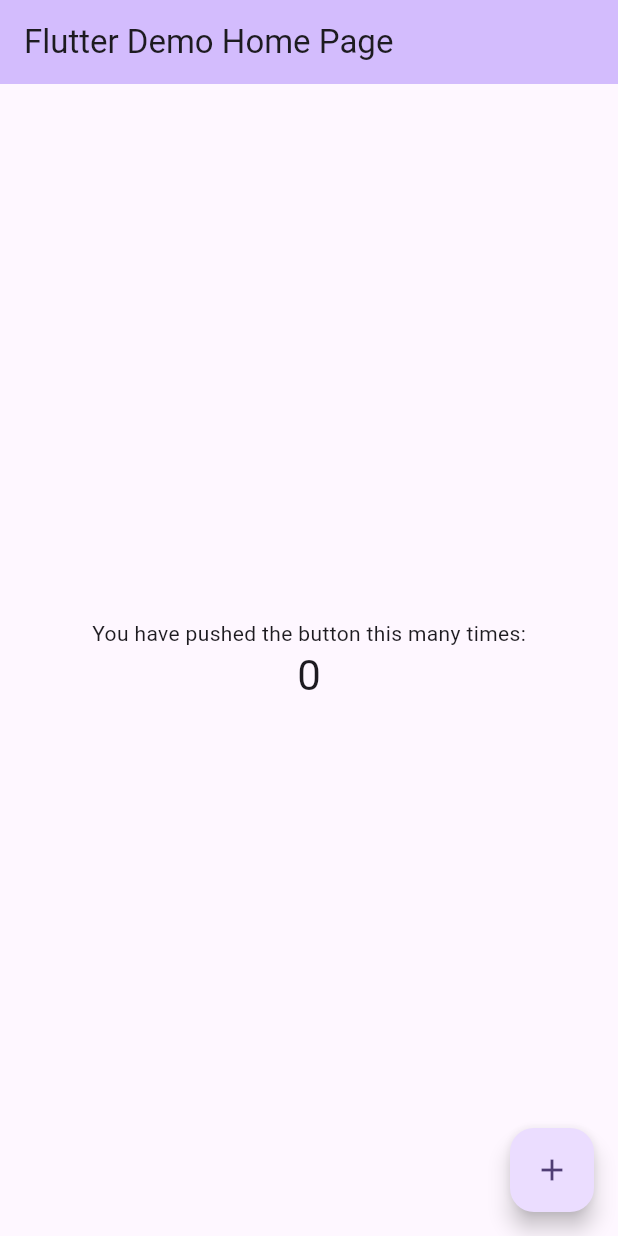
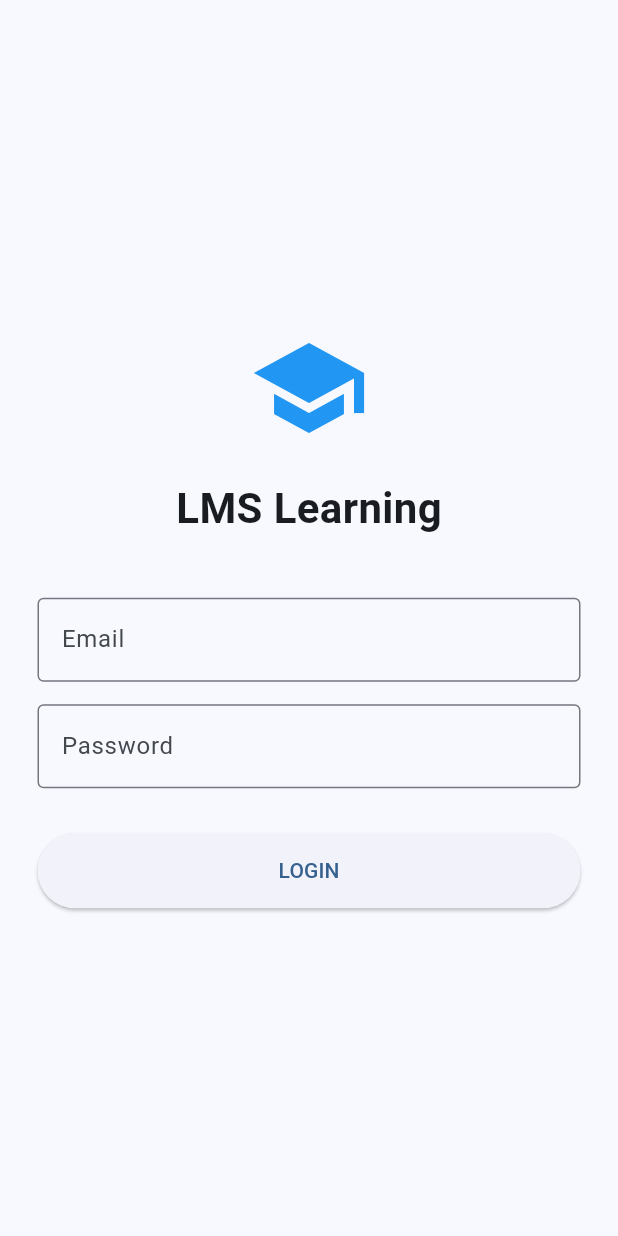
Before and after one commit to maulana-isbad-rofiqi/LSM, a Flutter app: the screen it shows after launch, on a phone screen of 412 x 824 dp. Run offline on Flutter 3.47's test engine with Material 3 defaults, Android fonts, the light colour scheme and no system bars.

Commit message:
Fix: Perbaikan import nama package lms_app dan struktur main

```diff
--- a/lib/main.dart
+++ b/lib/main.dart
@@ -1,122 +1,24 @@
 import 'package:flutter/material.dart';
+// Ganti 'lms_app' di bawah ini sesuai nama proyek yang kamu buat di terminal tadi
+import 'package:lms_app/screens/login_screen.dart';
 
 void main() {
-  runApp(const MyApp());
+  runApp(const LMSApp());
 }
 
-class MyApp extends StatelessWidget {
-  const MyApp({super.key});
+class LMSApp extends StatelessWidget {
+  const LMSApp({super.key});
 
-  // This widget is the root of your application.
   @override
   Widget build(BuildContext context) {
     return MaterialApp(
-      title: 'Flutter Demo',
+      title: 'LMS App',
+      debugShowCheckedModeBanner: false,
       theme: ThemeData(
-        // This is the theme of your application.
-        //
-        // TRY THIS: Try running your application with "flutter run". You'll see
-        // the application has a purple toolbar. Then, without quitting the app,
-        // try changing the seedColor in the colorScheme below to Colors.green
-        // and then invoke "hot reload" (save your changes or press the "hot
-        // reload" button in a Flutter-supported IDE, or press "r" if you used
-        // the command line to start the app).
-        //
-        // Notice that the counter didn't reset back to zero; the application
-        // state is not lost during the reload. To reset the state, use hot
-        // restart instead.
-        //
-        // This works for code too, not just values: Most code changes can be
-        // tested with just a hot reload.
-        colorScheme: .fromSeed(seedColor: Colors.deepPurple),
+        colorScheme: ColorScheme.fromSeed(seedColor: Colors.blue),
+        useMaterial3: true,
       ),
-      home: const MyHomePage(title: 'Flutter Demo Home Page'),
+      home: const LoginScreen(),
     );
   }
 }
-
-class MyHomePage extends StatefulWidget {
-  const MyHomePage({super.key, required this.title});
-
-  // This widget is the home page of your application. It is stateful, meaning
-  // that it has a State object (defined below) that contains fields that affect
-  // how it looks.
-
-  // This class is the configuration for the state. It holds the values (in this
-  // case the title) provided by the parent (in this case the App widget) and
-  // used by the build method of the State. Fields in a Widget subclass are
-  // always marked "final".
-
-  final String title;
-
-  @override
-  State<MyHomePage> createState() => _MyHomePageState();
-}
-
-class _MyHomePageState extends State<MyHomePage> {
-  int _counter = 0;
-
-  void _incrementCounter() {
-    setState(() {
-      // This call to setState tells the Flutter framework that something has
-      // changed in this State, which causes it to rerun the build method below
-      // so that the display can reflect the updated values. If we changed
-      // _counter without calling setState(), then the build method would not be
-      // called again, and so nothing would appear to happen.
-      _counter++;
-    });
-  }
-
-  @override
-  Widget build(BuildContext context) {
-    // This method is rerun every time setState is called, for instance as done
-    // by the _incrementCounter method above.
-    //
-    // The Flutter framework has been optimized to make rerunning build methods
-    // fast, so that you can just rebuild anything that needs updating rather
-    // than having to individually change instances of widgets.
-    return Scaffold(
-      appBar: AppBar(
-        // TRY THIS: Try changing the color here to a specific color (to
-        // Colors.amber, perhaps?) and trigger a hot reload to see the AppBar
-        // change color while the other colors stay the same.
-        backgroundColor: Theme.of(context).colorScheme.inversePrimary,
-        // Here we take the value from the MyHomePage object that was created by
-        // the App.build method, and use it to set our appbar title.
-        title: Text(widget.title),
-      ),
-      body: Center(
-        // Center is a layout widget. It takes a single child and positions it
-        // in the middle of the parent.
-        child: Column(
-          // Column is also a layout widget. It takes a list of children and
-          // arranges them vertically. By default, it sizes itself to fit its
-          // children horizontally, and tries to be as tall as its parent.
-          //
-          // Column has various properties to control how it sizes itself and
-          // how it positions its children. Here we use mainAxisAlignment to
-          // center the children vertically; the main axis here is the vertical
-          // axis because Columns are vertical (the cross axis would be
-          // horizontal).
-          //
-          // TRY THIS: Invoke "debug painting" (choose the "Toggle Debug Paint"
-          // action in the IDE, or press "p" in the console), to see the
-          // wireframe for each widget.
-          mainAxisAlignment: .center,
-          children: [
-            const Text('You have pushed the button this many times:'),
-            Text(
-              '$_counter',
-              style: Theme.of(context).textTheme.headlineMedium,
-            ),
-          ],
-        ),
-      ),
-      floatingActionButton: FloatingActionButton(
-        onPressed: _incrementCounter,
-        tooltip: 'Increment',
-        child: const Icon(Icons.add),
-      ),
-    );
-  }
-}
--- /dev/null
+++ b/lib/screens/login_screen.dart
@@ -0,0 +1,39 @@
+import 'package:flutter/material.dart';
+import 'home_screen.dart'; // Import halaman home yang akan dibuat nanti
+
+class LoginScreen extends StatelessWidget {
+  const LoginScreen({super.key});
+
+  @override
+  Widget build(BuildContext context) {
+    return Scaffold(
+      body: Padding(
+        padding: const EdgeInsets.all(25.0),
+        child: Column(
+          mainAxisAlignment: MainAxisAlignment.center,
+          children: [
+            const Icon(Icons.school, size: 80, color: Colors.blue),
+            const SizedBox(height: 20),
+            const Text("LMS Learning", style: TextStyle(fontSize: 28, fontWeight: FontWeight.bold)),
+            const SizedBox(height: 40),
+            const TextField(decoration: InputDecoration(labelText: "Email", border: OutlineInputBorder())),
+            const SizedBox(height: 15),
+            const TextField(obscureText: true, decoration: InputDecoration(labelText: "Password", border: OutlineInputBorder())),
+            const SizedBox(height: 30),
+            ElevatedButton(
+              style: ElevatedButton.styleFrom(minimumSize: const Size(double.infinity, 50)),
+              onPressed: () {
+                // NAVIGASI: Klik tombol ini untuk pindah ke Home
+                Navigator.pushReplacement(
+                  context,
+                  MaterialPageRoute(builder: (context) => const HomeScreen()),
+                );
+              },
+              child: const Text("LOGIN"),
+            ),
+          ],
+        ),
+      ),
+    );
+  }
+}
```
Also changed, not shown: lib/screens/home_screen.dart (added, +41 -0 lines).
